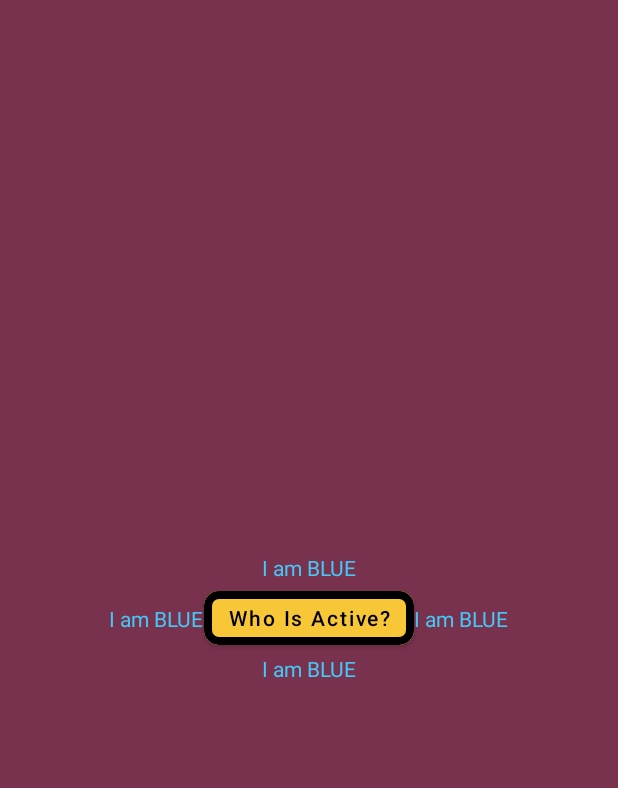
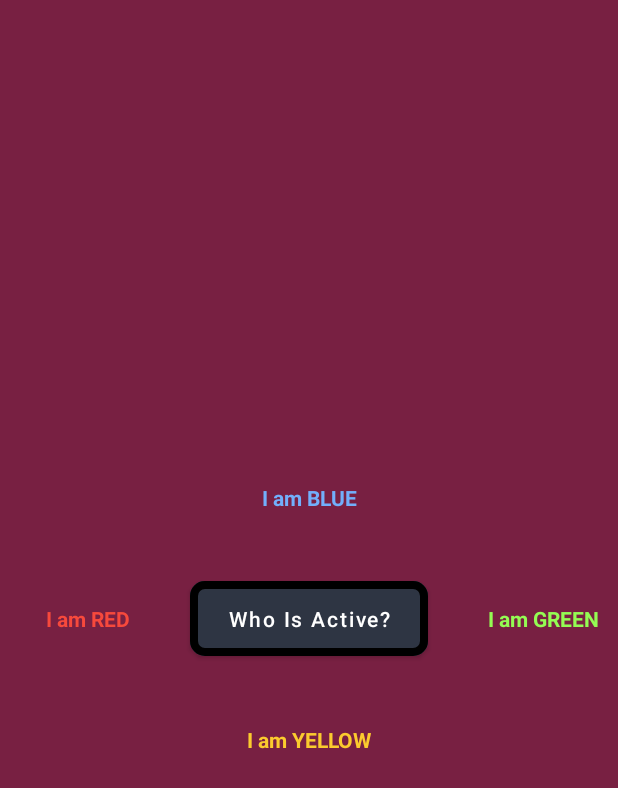
Before and after one commit to yaroslava-myslyva/CHI_2_UI, an Android app: the layout fragment_text.xml on its own in the app's theme, with its tools: preview values and no code run, on a phone screen of 412 x 824 dp. Shown: the top 788 px of the screen. Run offline under Robolectric (Android 15) with nearby library versions, the phone set to English and light mode, and no system bars.

Commit message:
Text fragment is ready

```diff
--- a/app/src/main/java/com/example/chi_2_ui/CustomRadioButton.kt
+++ b/app/src/main/java/com/example/chi_2_ui/CustomRadioButton.kt
@@ -6,7 +6,6 @@ import android.view.View
 import android.widget.TableLayout
 
 class CustomRadioButton(context: Context, attrs: AttributeSet? = null) :
-
     TableLayout(context, attrs) {
     init {
         View.inflate(getContext(), R.layout.custom_view, this)
--- a/app/src/main/res/layout/activity_main.xml
+++ b/app/src/main/res/layout/activity_main.xml
@@ -3,8 +3,7 @@
     xmlns:app="http://schemas.android.com/apk/res-auto"
     android:id="@+id/container"
     android:layout_width="match_parent"
-    android:layout_height="match_parent"
-    android:paddingTop="?attr/actionBarSize">
+    android:layout_height="match_parent">
 
     <com.google.android.material.bottomnavigation.BottomNavigationView
         android:id="@+id/nav_view"
--- a/app/src/main/res/layout/fragment_text.xml
+++ b/app/src/main/res/layout/fragment_text.xml
@@ -14,11 +14,13 @@
         android:layout_height="wrap_content"
         android:text="@string/text_button_text"
         android:textAllCaps="false"
-        android:textColor="@color/black"
+        android:textColor="@color/white"
         android:textStyle="normal"
+        android:paddingVertical="15dp"
         app:strokeColor="@color/black"
         app:strokeWidth="5dp"
         app:cornerRadius="10dp"
+        android:paddingHorizontal="25dp"
         android:backgroundTint="@color/button"
         app:layout_constraintTop_toTopOf="parent"
         app:layout_constraintBottom_toBottomOf="parent"
@@ -32,8 +34,12 @@
         app:layout_constraintBottom_toTopOf="@+id/text_button"
         app:layout_constraintStart_toStartOf="parent"
         app:layout_constraintEnd_toEndOf="parent"
+        android:layout_margin="40dp"
+        android:textStyle="bold"
         android:text="@string/text_tv_up"
-        android:textColor="@color/text_tv_up"/>
+        android:textColor="@color/text_tv_up"
+        android:clickable="true"
+        android:focusable="true" />
 
     <TextView
         android:id="@+id/text_tv_down"
@@ -42,8 +48,12 @@
         app:layout_constraintTop_toBottomOf="@+id/text_button"
         app:layout_constraintStart_toStartOf="parent"
         app:layout_constraintEnd_toEndOf="parent"
-        android:text="@string/text_tv_up"
-        android:textColor="@color/text_tv_up"/>
+        android:textStyle="bold"
+        android:layout_margin="40dp"
+        android:text="@string/text_tv_down"
+        android:textColor="@color/text_tv_down"
+        android:clickable="true"
+        android:focusable="true"/>
 
     <TextView
         android:id="@+id/text_tv_right"
@@ -52,8 +62,12 @@
         app:layout_constraintTop_toTopOf="parent"
         app:layout_constraintBottom_toBottomOf="parent"
         app:layout_constraintStart_toEndOf="@+id/text_button"
-        android:text="@string/text_tv_up"
-        android:textColor="@color/text_tv_up"/>
+        android:layout_margin="40dp"
+        android:textStyle="bold"
+        android:text="@string/text_tv_right"
+        android:textColor="@color/text_tv_right"
+        android:clickable="true"
+        android:focusable="true"/>
 
     <TextView
         android:id="@+id/text_tv_left"
@@ -62,7 +76,11 @@
         app:layout_constraintTop_toTopOf="parent"
         app:layout_constraintBottom_toBottomOf="parent"
         app:layout_constraintEnd_toStartOf="@+id/text_button"
-        android:text="@string/text_tv_up"
-        android:textColor="@color/text_tv_up"/>
+        android:textStyle="bold"
+        android:layout_margin="40dp"
+        android:text="@string/text_tv_left"
+        android:textColor="@color/text_tv_left"
+        android:clickable="true"
+        android:focusable="true"/>
 
 </androidx.constraintlayout.widget.ConstraintLayout>
--- a/app/src/main/res/values/colors.xml
+++ b/app/src/main/res/values/colors.xml
@@ -7,8 +7,11 @@
     <color name="teal_700">#FF018786</color>
     <color name="black">#FF000000</color>
     <color name="white">#FFFFFFFF</color>
-    <color name="background">#78324D</color>
-    <color name="button">#F7C738</color>
-    <color name="text_tv_up">#45C8F8</color>
+    <color name="background">#782042</color>
+    <color name="button">#2E3543</color>
+    <color name="text_tv_up">#72AFFB</color>
+    <color name="text_tv_down">#FBCB2E</color>
+    <color name="text_tv_left">#F7493C</color>
+    <color name="text_tv_right">#94FC53</color>
 
 </resources>
--- a/app/src/main/res/values/strings.xml
+++ b/app/src/main/res/values/strings.xml
@@ -6,4 +6,7 @@
     <string name="title_switch">Switch</string>
     <string name="text_button_text">Who Is Active?</string>
     <string name="text_tv_up">I am BLUE</string>
+    <string name="text_tv_down">I am YELLOW</string>
+    <string name="text_tv_right">I am GREEN</string>
+    <string name="text_tv_left">I am RED</string>
 </resources>
```
Also changed, not shown: app/src/main/java/com/example/chi_2_ui/TextFragment.kt (+46 -0 lines).
